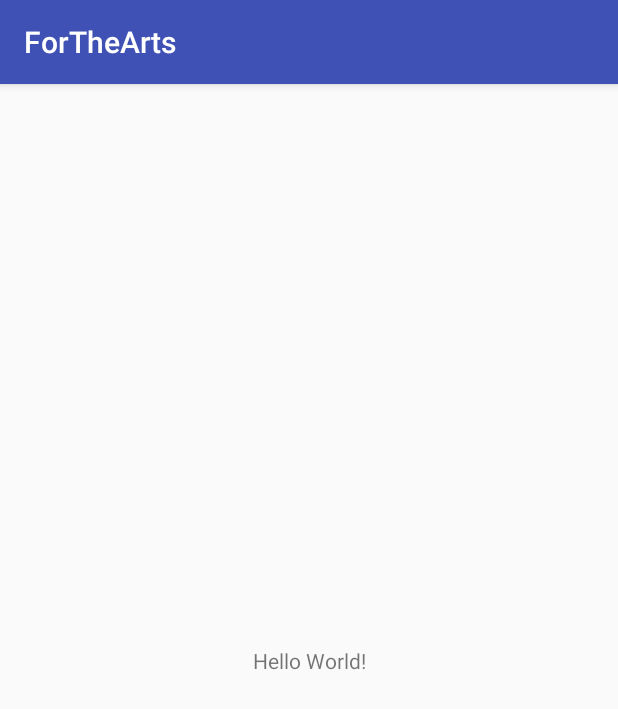
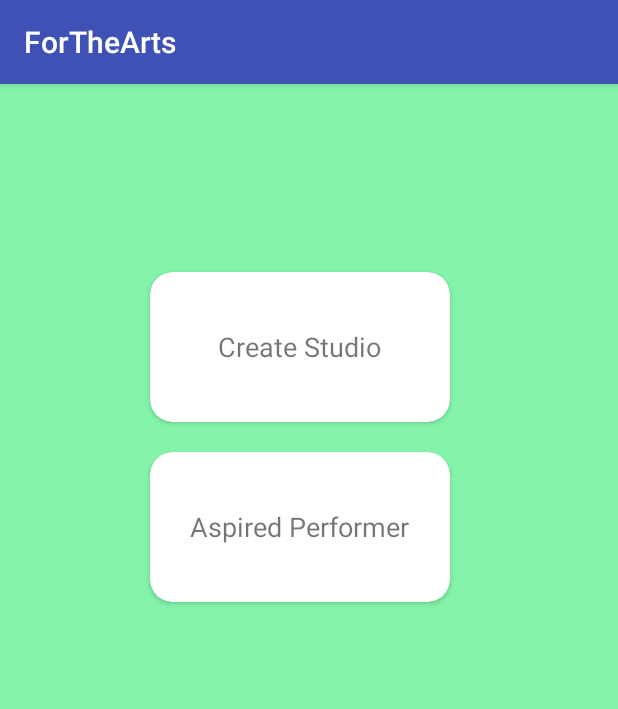
Before and after one commit to gibsonasia/ForTheArts, an Android app: the screen it shows after launch (MainActivity), on a phone screen of 412 x 824 dp. Shown: the top 709 px of the screen. Run offline under Robolectric (Android 15) with nearby library versions, the phone set to English and light mode, and no system bars.

Commit message:
updated main activity xml

```diff
--- a/app/build.gradle
+++ b/app/build.gradle
@@ -19,10 +19,11 @@ android {
 }
 
 dependencies {
-    implementation fileTree(dir: 'libs', include: ['*.jar'])
+    implementation fileTree(include: ['*.jar'], dir: 'libs')
     implementation 'com.android.support:appcompat-v7:26.1.0'
     implementation 'com.android.support.constraint:constraint-layout:1.0.2'
     testImplementation 'junit:junit:4.12'
     androidTestImplementation 'com.android.support.test:runner:1.0.1'
     androidTestImplementation 'com.android.support.test.espresso:espresso-core:3.0.1'
+    implementation 'com.android.support:cardview-v7:27.0.2'
 }
--- a/app/src/main/AndroidManifest.xml
+++ b/app/src/main/AndroidManifest.xml
@@ -16,6 +16,7 @@
                 <category android:name="android.intent.category.LAUNCHER" />
             </intent-filter>
         </activity>
+        <activity android:name=".user.CreateUserAccActivity"></activity>
     </application>
 
 </manifest>
--- /dev/null
+++ b/app/src/main/res/layout/activity_artist_page.xml
@@ -0,0 +1,6 @@
+<?xml version="1.0" encoding="utf-8"?>
+<android.support.constraint.ConstraintLayout
+    xmlns:android="http://schemas.android.com/apk/res/android" android:layout_width="match_parent"
+    android:layout_height="match_parent">
+
+</android.support.constraint.ConstraintLayout>
--- /dev/null
+++ b/app/src/main/res/layout/activity_create_artist_acc.xml
@@ -0,0 +1,6 @@
+<?xml version="1.0" encoding="utf-8"?>
+<android.support.constraint.ConstraintLayout
+    xmlns:android="http://schemas.android.com/apk/res/android" android:layout_width="match_parent"
+    android:layout_height="match_parent">
+
+</android.support.constraint.ConstraintLayout>
--- a/app/src/main/res/layout/activity_main.xml
+++ b/app/src/main/res/layout/activity_main.xml
@@ -1,18 +1,51 @@
 <?xml version="1.0" encoding="utf-8"?>
-<android.support.constraint.ConstraintLayout xmlns:android="http://schemas.android.com/apk/res/android"
+<RelativeLayout xmlns:android="http://schemas.android.com/apk/res/android"
     xmlns:app="http://schemas.android.com/apk/res-auto"
     xmlns:tools="http://schemas.android.com/tools"
     android:layout_width="match_parent"
     android:layout_height="match_parent"
+    android:background="@color/mainBackground"
     tools:context="com.studios.truhbel.forthearts.MainActivity">
 
-    <TextView
-        android:layout_width="wrap_content"
-        android:layout_height="wrap_content"
-        android:text="Hello World!"
-        app:layout_constraintBottom_toBottomOf="parent"
-        app:layout_constraintLeft_toLeftOf="parent"
-        app:layout_constraintRight_toRightOf="parent"
-        app:layout_constraintTop_toTopOf="parent" />
+    <android.support.v7.widget.CardView
+        android:id="@+id/cv_studio_acc"
+        android:layout_width="@dimen/main_activity_cv_width"
+        android:layout_height="@dimen/main_activity_cv_height"
+        android:layout_marginTop="@dimen/cv_margin_top"
+        android:layout_marginLeft="@dimen/cv_margin_left"
+        app:cardCornerRadius="15dp"
+        >
 
-</android.support.constraint.ConstraintLayout>
+        <TextView
+            android:id="@+id/tv_create_studio"
+            android:layout_width="wrap_content"
+            android:layout_height="wrap_content"
+            android:layout_gravity="center"
+            android:textSize="@dimen/string_sz"
+            android:text="@string/create_studio" />
+
+    </android.support.v7.widget.CardView>
+
+    <android.support.v7.widget.CardView
+        android:layout_below="@id/cv_studio_acc"
+        android:id="@+id/cv_user_acc"
+        android:layout_width="@dimen/main_activity_cv_width"
+        android:layout_height="@dimen/main_activity_cv_height"
+        android:layout_marginTop="20dp"
+        android:layout_marginLeft="@dimen/cv_margin_left"
+        app:cardCornerRadius="15dp"
+        >
+
+        <TextView
+            android:id="@+id/tv_create_user"
+            android:layout_width="wrap_content"
+            android:layout_height="wrap_content"
+            android:layout_gravity="center"
+            android:textSize="@dimen/string_sz"
+            android:text="@string/create_user" />
+
+    </android.support.v7.widget.CardView>
+
+
+
+</RelativeLayout>
--- /dev/null
+++ b/app/src/main/res/layout/activity_studio_page.xml
@@ -0,0 +1,6 @@
+<?xml version="1.0" encoding="utf-8"?>
+<android.support.constraint.ConstraintLayout
+    xmlns:android="http://schemas.android.com/apk/res/android" android:layout_width="match_parent"
+    android:layout_height="match_parent">
+
+</android.support.constraint.ConstraintLayout>
--- /dev/null
+++ b/app/src/main/res/layout/activity_user_page.xml
@@ -0,0 +1,6 @@
+<?xml version="1.0" encoding="utf-8"?>
+<android.support.constraint.ConstraintLayout
+    xmlns:android="http://schemas.android.com/apk/res/android" android:layout_width="match_parent"
+    android:layout_height="match_parent">
+
+</android.support.constraint.ConstraintLayout>
--- a/app/src/main/res/values/colors.xml
+++ b/app/src/main/res/values/colors.xml
@@ -3,4 +3,7 @@
     <color name="colorPrimary">#3F51B5</color>
     <color name="colorPrimaryDark">#303F9F</color>
     <color name="colorAccent">#FF4081</color>
+
+    //Main Activity background color
+    <color name="mainBackground">#84f4ab</color>
 </resources>
--- /dev/null
+++ b/app/src/main/res/values/dimens.xml
@@ -0,0 +1,10 @@
+<?xml version="1.0" encoding="utf-8"?>
+<resources>
+
+    //main activity
+    <dimen name="main_activity_cv_width">200dp</dimen>
+    <dimen name="main_activity_cv_height">100dp</dimen>
+    <dimen name="cv_margin_left">100dp</dimen>
+    <dimen name="cv_margin_top">125dp</dimen>
+    <dimen name="string_sz">18sp</dimen>
+</resources>
--- a/app/src/main/res/values/strings.xml
+++ b/app/src/main/res/values/strings.xml
@@ -1,3 +1,8 @@
 <resources>
     <string name="app_name">ForTheArts</string>
+
+    //card view for main activity
+    <string name="create_user">Aspired Performer</string>
+    <string name="create_studio">Create Studio</string>
+
 </resources>
```
Also changed, not shown: app/src/main/java/com/studios/truhbel/forthearts/Artist/ArtistLandingPageActivity.java (added, +20 -0 lines), app/src/main/java/com/studios/truhbel/forthearts/Artist/CreateArtistAccActivity.java (added, +19 -0 lines), app/src/main/java/com/studios/truhbel/forthearts/StudiosActivity.java (added, +18 -0 lines), app/src/main/java/com/studios/truhbel/forthearts/user/CreateUserAccActivity.java (added, +15 -0 lines), app/src/main/java/com/studios/truhbel/forthearts/user/UserLandingPageActivity.java (added, +20 -0 lines), app/src/main/res/layout/activity_create_user_acc.xml (added, +9 -0 lines).
